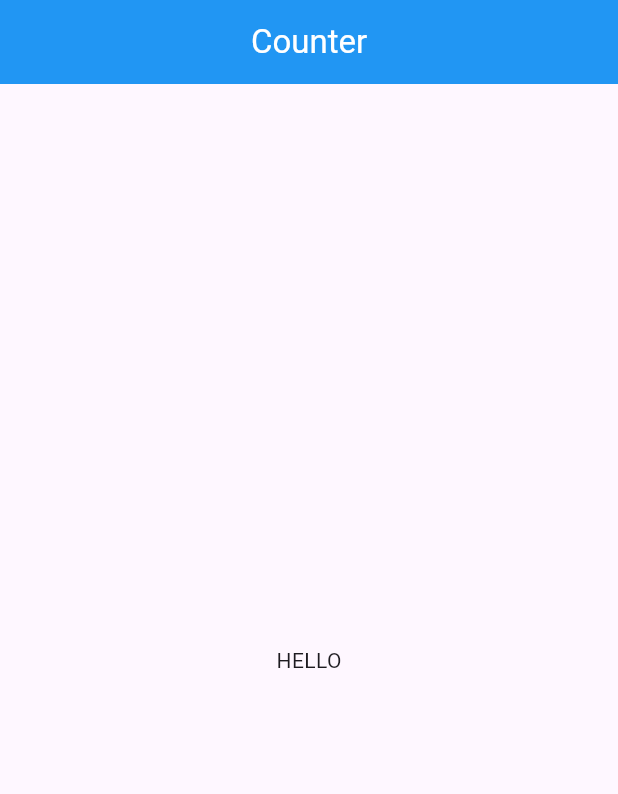
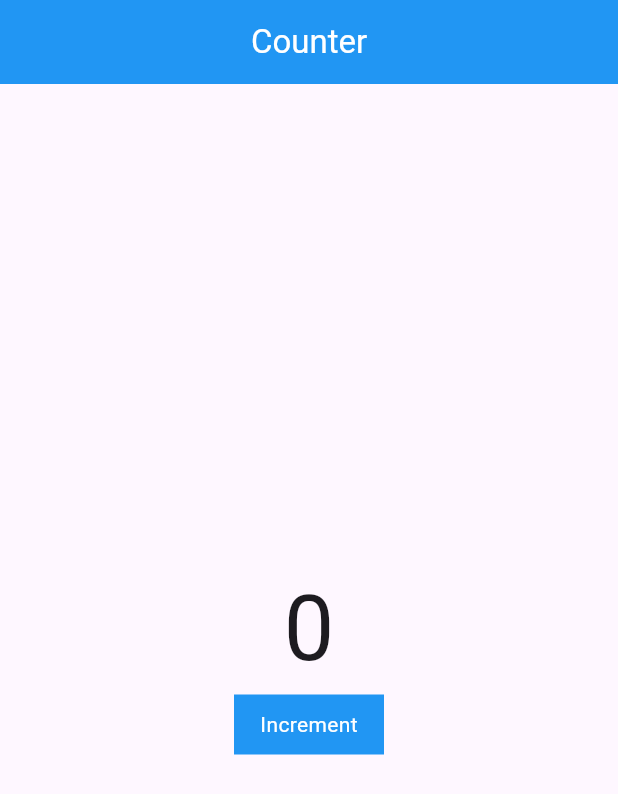
Before and after one commit to Prayag-X/counter-example, a Flutter app: the screen it shows after launch, on a phone screen of 412 x 824 dp. Shown: the top 794 px of the screen. Run offline on Flutter 3.47's test engine with Material 3 defaults, Android fonts, the phone set to English and light mode, and no system bars.

Commit message:
set up the architechture

```diff
--- a/lib/homepage.dart
+++ b/lib/homepage.dart
@@ -8,15 +8,40 @@ class HomePage extends StatefulWidget {
 }
 
 class _HomePageState extends State<HomePage> {
+  int count = 0;
   @override
   Widget build(BuildContext context) {
     return Scaffold(
-        appBar: AppBar(
-          title: Center(child: Text("Counter", style: TextStyle(color: Colors.white),)),
-          backgroundColor: Colors.blue,
+      appBar: AppBar(
+        title: const Center(
+          child: Text(
+            "Counter",
+            style: TextStyle(color: Colors.white),
+          ),
         ),
+        backgroundColor: Colors.blue,
+      ),
       body: Center(
-        child: Text("HELLO"),
+        child: Column(
+          mainAxisAlignment: MainAxisAlignment.center,
+          children: [
+            Text(
+              "$count",
+              style: TextStyle(fontSize: 60),
+            ),
+            Container(
+              width: 100,
+              height: 40,
+              color: Colors.blue,
+              child: Center(
+                child: Text(
+                  "Increment",
+                  style: TextStyle(color: Colors.white),
+                ),
+              ),
+            )
+          ],
+        ),
       ),
     );
   }
```
